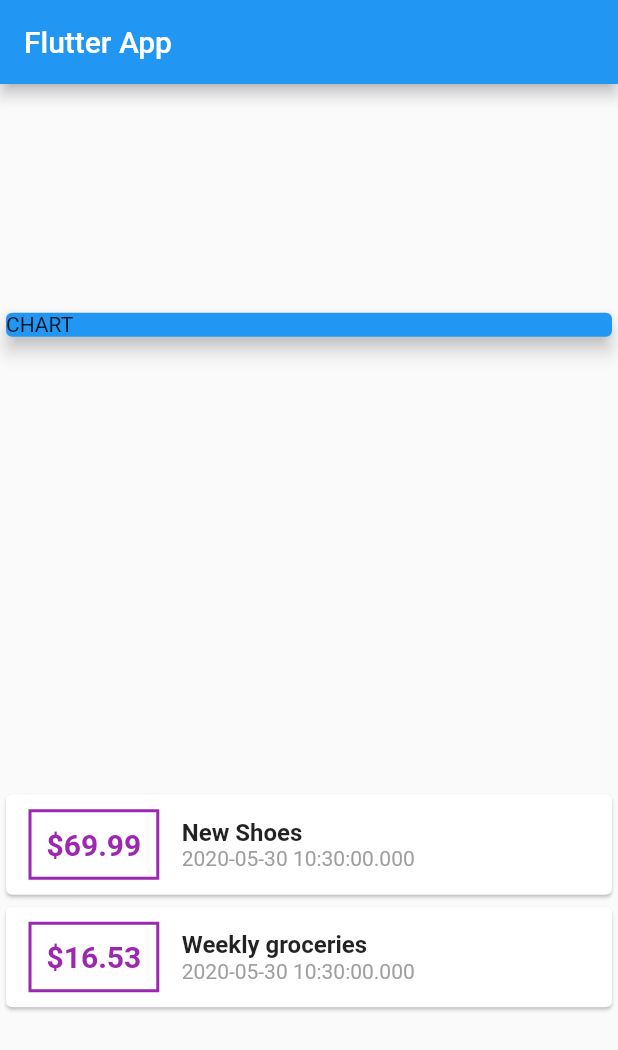
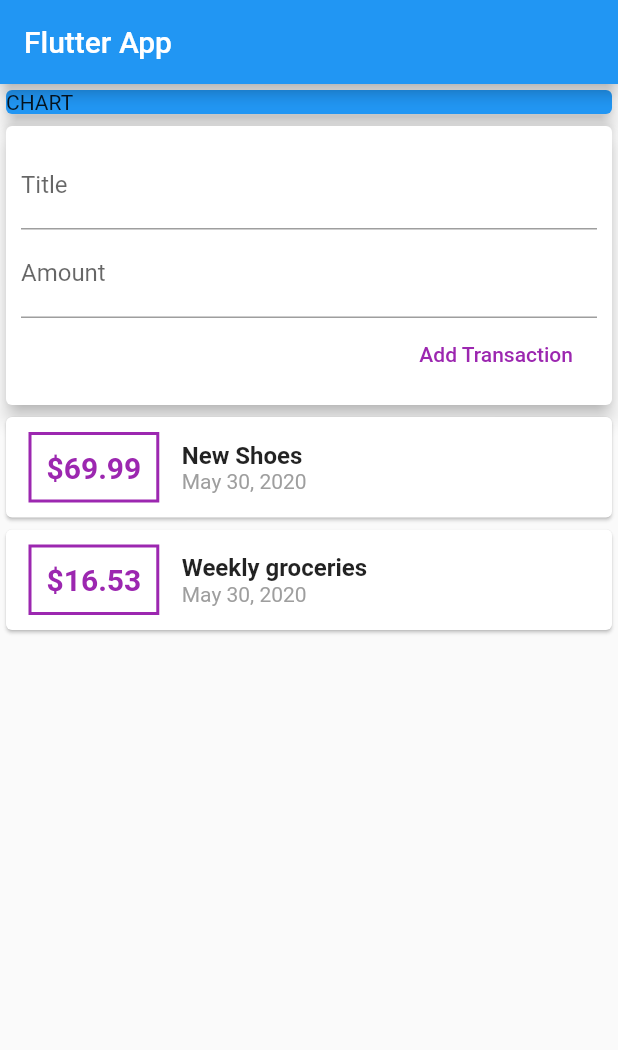
Before and after one commit to chayouwGurlz/ExpensePlanner, a Flutter app: the screen it shows after launch, on a phone screen of 412 x 824 dp. Shown: the top 1050 px of the screen. Run offline on Flutter 3.47's test engine with Material 2 defaults, Android fonts, the phone set to English and light mode, and no system bars.

Commit message:
- use string interpolation for currency formatting
+ add intl as external packages to add localization (ex: datetime format)
+ add text input widgets as placeholder

```diff
--- a/lib/main.dart
+++ b/lib/main.dart
@@ -1,5 +1,6 @@
 import './transaction.dart';
 import 'package:flutter/material.dart';
+import 'package:intl/intl.dart';
 
 void main() => runApp(MyApp());
 
@@ -35,7 +36,7 @@ class MyHomePage extends StatelessWidget {
         title: Text('Flutter App'),
       ),
       body: Column(
-        mainAxisAlignment: MainAxisAlignment.spaceAround,
+        //mainAxisAlignment: MainAxisAlignment.spaceAround,
         crossAxisAlignment: CrossAxisAlignment.stretch,
         children: <Widget>[
           Card(
@@ -45,6 +46,32 @@ class MyHomePage extends StatelessWidget {
               child: Text('CHART'),
             ),
             elevation: 5,
+          ),
+          Card(
+            elevation: 5,
+            child: Container(
+              padding: EdgeInsets.all(10),
+              child: Column(
+                crossAxisAlignment: CrossAxisAlignment.end,
+                children: <Widget>[
+                  TextField(
+                    decoration: InputDecoration(
+                      labelText: 'Title',
+                    ),
+                  ),
+                  TextField(
+                    decoration: InputDecoration(
+                      labelText: 'Amount',
+                    ),
+                  ),
+                  FlatButton(
+                    child: Text('Add Transaction'),
+                    textColor: Colors.purple,
+                    onPressed: (){},
+                  )
+                ],
+              ),
+            )
           ),
           Column(
             children: transactions.map((tx) {
@@ -64,7 +91,7 @@ class MyHomePage extends StatelessWidget {
                         ),
                         padding: EdgeInsets.all(10),
                         child: Text(
-                          '\$' + tx.amount.toString(),
+                          '\$${tx.amount}',
                           style: TextStyle(
                             fontWeight: FontWeight.bold,
                             fontSize: 20,
@@ -83,7 +110,8 @@ class MyHomePage extends StatelessWidget {
                             ),
                           ),
                           Text(
-                            tx.date.toString(),
+                            //DateFormat('yyyy/MM/dd').format(tx.date),
+                            DateFormat.yMMMd().format(tx.date),
                             style: TextStyle(
                               color: Colors.grey,
                             ),
--- a/pubspec.yaml
+++ b/pubspec.yaml
@@ -23,6 +23,7 @@ environment:
 dependencies:
   flutter:
     sdk: flutter
+  intl: ^0.16.1
 
 
   # The following adds the Cupertino Icons font to your application.
```
